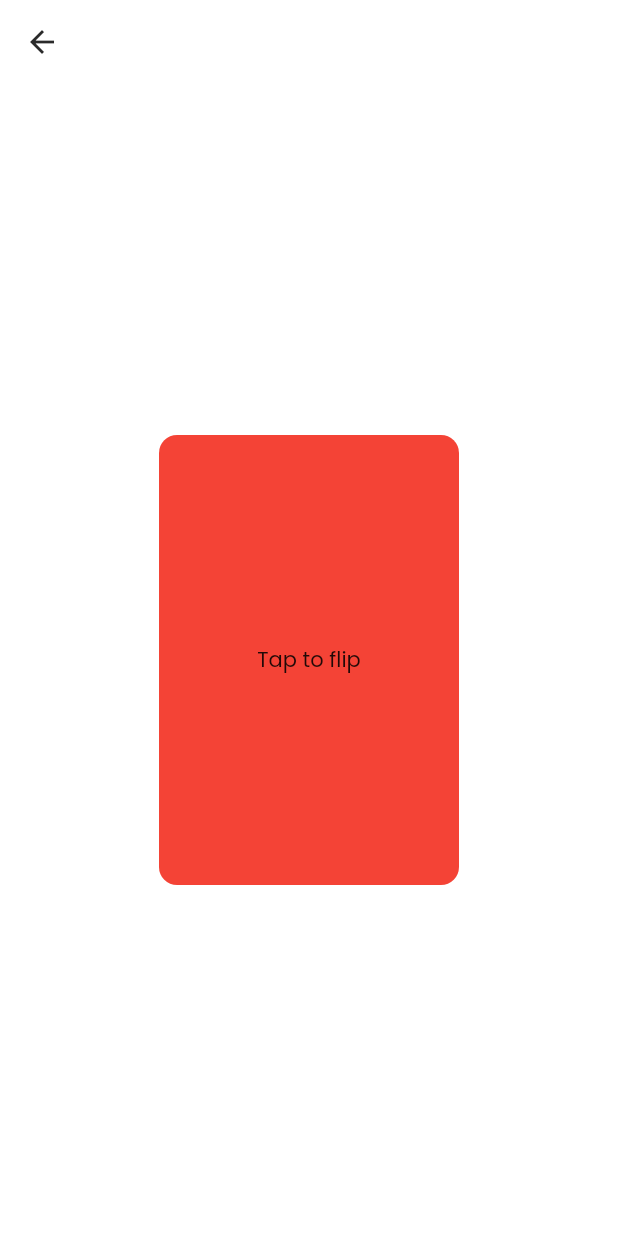
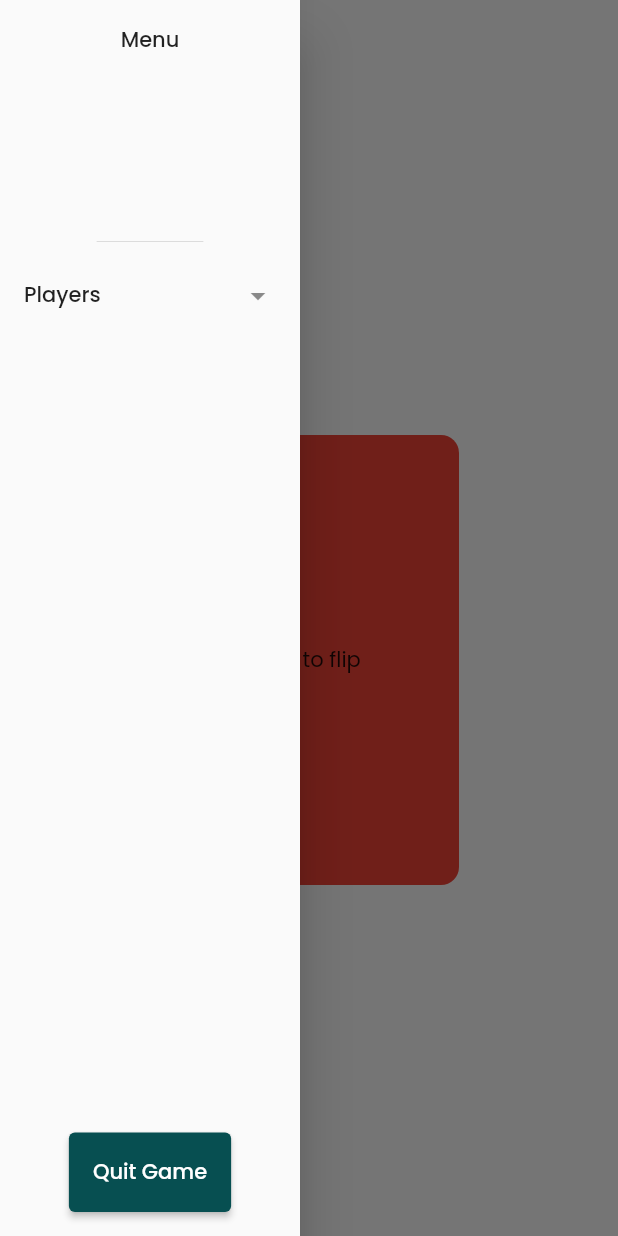
Before and after one commit to jordandadams/tipsy_trials, a Flutter app: the GameScreen screen opened directly, with the side drawer open (before the commit the screen has no drawer), on a phone screen of 412 x 824 dp. Run offline on Flutter 3.47's test engine with Material 2 defaults, Android fonts, the phone set to English and light mode, and no system bars; our stand-ins replace get, google_fonts.

Commit message:
side menu smaller

```diff
--- a/lib/views/pages/05_game/game.dart
+++ b/lib/views/pages/05_game/game.dart
@@ -1,6 +1,7 @@
 import 'dart:math';
 
 import 'package:flutter/material.dart';
+import 'package:tipsy_trials/views/pages/05_game/side_menu.dart';
 import '../../../controllers/questions_controller.dart';
 import 'package:get/get.dart';
 
@@ -36,9 +37,13 @@ class _GameScreenState extends State<GameScreen>
   Widget build(BuildContext context) {
     return Scaffold(
       appBar: AppBar(
-        leading: IconButton(
-          icon: Icon(Icons.arrow_back),
-          onPressed: () => Navigator.pop(context),
+        leading: Builder(
+          builder: (BuildContext context) {
+            return IconButton(
+              icon: Icon(Icons.menu),
+              onPressed: () => Scaffold.of(context).openDrawer(),
+            );
+          },
         ),
         backgroundColor: Theme.of(context).scaffoldBackgroundColor,
         elevation: 0,
@@ -57,8 +62,7 @@ class _GameScreenState extends State<GameScreen>
               builder: (BuildContext context, Widget? child) {
                 return Transform(
                   alignment: FractionalOffset.center,
-                  transform: Matrix4.identity()
-                    ..setEntry(3, 2, 0.001),
+                  transform: Matrix4.identity()..setEntry(3, 2, 0.001),
                   child: _controller.value < 0.5 ? _buildFront() : _buildBack(),
                 );
               },
@@ -66,6 +70,7 @@ class _GameScreenState extends State<GameScreen>
           ),
         ),
       ),
+      drawer: SideMenu(),
     );
   }
 
--- /dev/null
+++ b/lib/views/pages/05_game/side_menu.dart
@@ -0,0 +1,59 @@
+import 'package:flutter/material.dart';
+import 'package:get/get.dart';
+import 'package:tipsy_trials/views/pages/02_home/home.dart';
+import '../../../controllers/local_play_controller.dart';
+
+class SideMenu extends StatelessWidget {
+  const SideMenu({Key? key}) : super(key: key);
+
+  @override
+  Widget build(BuildContext context) {
+    final localPlayController = Get.find<LocalPlayController>();
+
+    return Container(
+      width: 200,
+      child: Drawer(
+        child: Column(
+          mainAxisAlignment: MainAxisAlignment.spaceBetween,
+          children: [
+            Column(
+              children: [
+                DrawerHeader(
+                  child: Text('Menu'),
+                ),
+                ListTile(
+                  title: Text('Players'),
+                  trailing: Icon(Icons.arrow_drop_down),
+                  onTap: () {
+                    Get.dialog(
+                      AlertDialog(
+                        content: Container(
+                          width: double.maxFinite,
+                          child: ListView.builder(
+                            itemCount: localPlayController.usernames.length,
+                            itemBuilder: (BuildContext context, int index) {
+                              return ListTile(
+                                title: Text(localPlayController.usernames[index]),
+                              );
+                            },
+                          ),
+                        ),
+                      ),
+                    );
+                  },
+                ),
+              ],
+            ),
+            Padding(
+              padding: const EdgeInsets.all(16.0),
+              child: ElevatedButton(
+                onPressed: () => Get.to(() => HomeScreen()),
+                child: Text('Quit Game'),
+              ),
+            ),
+          ],
+        ),
+      ),
+    );
+  }
+}
```
